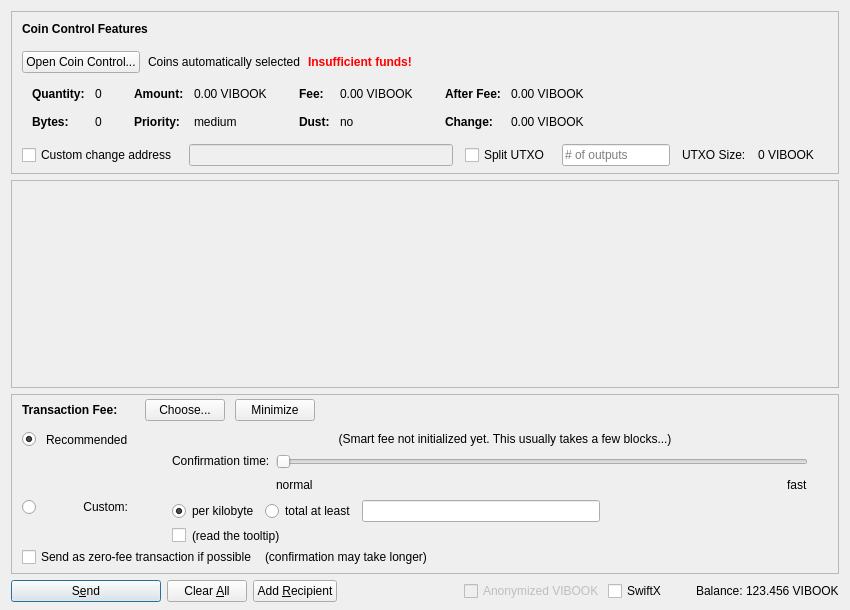
VibookCoin/vibook, file src/qt/forms/sendcoinsdialog.ui: the form before one commit.
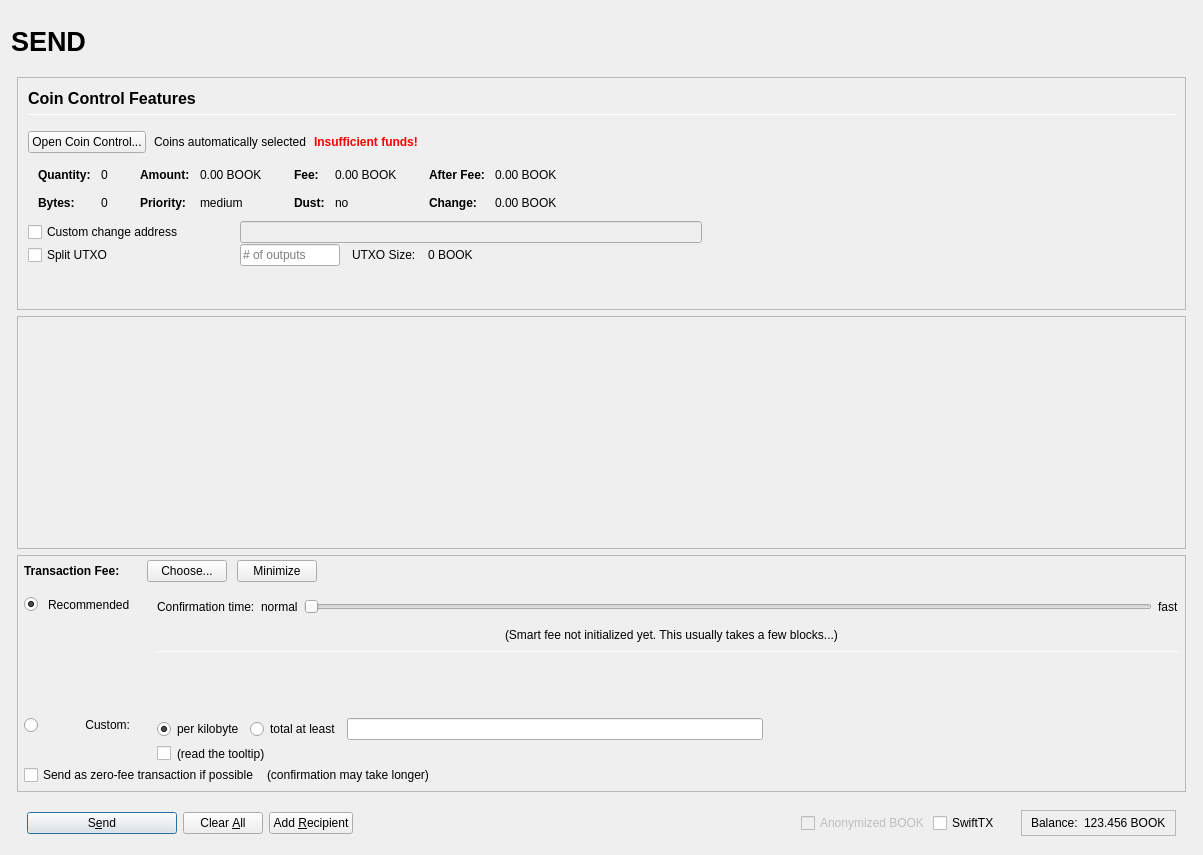
The form after the commit. Icons and pictures are not drawn. Custom widgets are drawn as their Qt base class.

What changed in the file:
```diff
--- a/src/qt/forms/sendcoinsdialog.ui
+++ b/src/qt/forms/sendcoinsdialog.ui
@@ -2,20 +2,152 @@
 <ui version="4.0">
  <class>SendCoinsDialog</class>
  <widget class="QDialog" name="SendCoinsDialog">
+  <property name="enabled">
+   <bool>true</bool>
+  </property>
   <property name="geometry">
    <rect>
     <x>0</x>
     <y>0</y>
-    <width>850</width>
-    <height>610</height>
+    <width>1203</width>
+    <height>855</height>
    </rect>
   </property>
   <property name="windowTitle">
    <string>Send Coins</string>
   </property>
-  <layout class="QVBoxLayout" name="verticalLayout" stretch="0,1,0,0">
+  <layout class="QVBoxLayout" name="verticalLayout_5">
+   <item>
+    <layout class="QVBoxLayout" name="verticalLayout_Master" stretch="0,1,0,0">
+     <property name="spacing">
+      <number>0</number>
+     </property>
+     <property name="leftMargin">
+      <number>0</number>
+     </property>
+     <property name="topMargin">
+      <number>0</number>
+     </property>
+     <property name="rightMargin">
+      <number>0</number>
+     </property>
    <property name="bottomMargin">
-    <number>8</number>
+      <number>0</number>
+     </property>
+     <item>
+      <widget class="QFrame" name="frame_Header">
+       <layout class="QVBoxLayout" name="verticalLayout_Header" stretch="0">
+        <property name="leftMargin">
+         <number>0</number>
+        </property>
+        <property name="topMargin">
+         <number>0</number>
+        </property>
+        <property name="rightMargin">
+         <number>0</number>
+        </property>
+        <property name="bottomMargin">
+         <number>0</number>
+        </property>
+        <item>
+         <layout class="QHBoxLayout" name="horizontalLayout_Header" stretch="1,0,1">
+          <property name="spacing">
+           <number>6</number>
+          </property>
+          <item>
+           <widget class="QLabel" name="labelOverviewHeaderLeft">
+            <property name="minimumSize">
+             <size>
+              <width>464</width>
+              <height>60</height>
+             </size>
+            </property>
+            <property name="maximumSize">
+             <size>
+              <width>16777215</width>
+              <height>60</height>
+             </size>
+            </property>
+            <property name="font">
+             <font>
+              <pointsize>20</pointsize>
+              <weight>75</weight>
+              <bold>true</bold>
+             </font>
+            </property>
+            <property name="text">
+             <string>SEND</string>
+            </property>
+            <property name="alignment">
+             <set>Qt::AlignLeading|Qt::AlignLeft|Qt::AlignVCenter</set>
+            </property>
+           </widget>
+          </item>
+          <item>
+           <spacer name="horizontalSpacer_Header">
+            <property name="orientation">
+             <enum>Qt::Horizontal</enum>
+            </property>
+            <property name="sizeHint" stdset="0">
+             <size>
+              <width>40</width>
+              <height>20</height>
+             </size>
+            </property>
+           </spacer>
+          </item>
+          <item>
+           <widget class="QLabel" name="labelOverviewHeaderRight">
+            <property name="minimumSize">
+             <size>
+              <width>464</width>
+              <height>60</height>
+             </size>
+            </property>
+            <property name="maximumSize">
+             <size>
+              <width>16777215</width>
+              <height>60</height>
+             </size>
+            </property>
+            <property name="font">
+             <font>
+              <pointsize>14</pointsize>
+             </font>
+            </property>
+            <property name="text">
+             <string/>
+            </property>
+            <property name="alignment">
+             <set>Qt::AlignRight|Qt::AlignTrailing|Qt::AlignVCenter</set>
+            </property>
+           </widget>
+          </item>
+         </layout>
+        </item>
+       </layout>
+      </widget>
+     </item>
+     <item>
+      <widget class="QFrame" name="frame_BG">
+       <property name="minimumSize">
+        <size>
+         <width>0</width>
+         <height>0</height>
+        </size>
+       </property>
+       <layout class="QVBoxLayout" name="layout_BG" stretch="0,0,0">
+        <property name="leftMargin">
+         <number>6</number>
+        </property>
+        <property name="topMargin">
+         <number>6</number>
+        </property>
+        <property name="rightMargin">
+         <number>6</number>
+        </property>
+        <property name="bottomMargin">
+         <number>0</number>
    </property>
    <item>
     <widget class="QFrame" name="frameCoinControl">
@@ -51,12 +183,13 @@
        <number>0</number>
       </property>
       <property name="bottomMargin">
-       <number>6</number>
+            <number>0</number>
       </property>
       <item>
-       <layout class="QVBoxLayout" name="verticalLayoutCoinControl" stretch="0,0,0,0,1">
+            <widget class="QFrame" name="frameCoinControl_BG">
+             <layout class="QVBoxLayout" name="verticalLayoutCoinControl" stretch="0,0,0,0,0,0">
         <property name="spacing">
-         <number>0</number>
+               <number>1</number>
         </property>
         <property name="leftMargin">
          <number>10</number>
@@ -70,6 +203,11 @@
            <number>15</number>
           </property>
           <item>
+                 <layout class="QVBoxLayout" name="verticalLayout_3">
+                  <property name="spacing">
+                   <number>6</number>
+                  </property>
+                  <item>
            <widget class="QLabel" name="labelCoinControlFeatures">
             <property name="sizePolicy">
              <sizepolicy hsizetype="Preferred" vsizetype="Maximum">
@@ -77,8 +215,15 @@
               <verstretch>0</verstretch>
              </sizepolicy>
             </property>
+                    <property name="minimumSize">
+                     <size>
+                      <width>0</width>
+                      <height>20</height>
+                     </size>
+                    </property>
             <property name="font">
              <font>
+                      <pointsize>12</pointsize>
               <weight>75</weight>
               <bold>true</bold>
              </font>
@@ -91,6 +236,27 @@
             </property>
            </widget>
           </item>
+                  <item>
+                   <widget class="Line" name="line">
+                    <property name="minimumSize">
+                     <size>
+                      <width>0</width>
+                      <height>1</height>
+                     </size>
+                    </property>
+                    <property name="maximumSize">
+                     <size>
+                      <width>16777215</width>
+                      <height>1</height>
+                     </size>
+                    </property>
+                    <property name="orientation">
+                     <enum>Qt::Horizontal</enum>
+                    </property>
+                   </widget>
+                  </item>
+                 </layout>
+                </item>
          </layout>
         </item>
         <item>
@@ -324,7 +490,7 @@
                   <enum>Qt::ActionsContextMenu</enum>
                  </property>
                  <property name="text">
-                  <string notr="true">0.00 VIBOOK</string>
+                        <string notr="true">0.00 BOOK</string>
                  </property>
                  <property name="textInteractionFlags">
                   <set>Qt::LinksAccessibleByMouse|Qt::TextSelectableByKeyboard|Qt::TextSelectableByMouse</set>
@@ -404,7 +570,7 @@
                   <enum>Qt::ActionsContextMenu</enum>
                  </property>
                  <property name="text">
-                  <string notr="true">0.00 VIBOOK</string>
+                        <string notr="true">0.00 BOOK</string>
                  </property>
                  <property name="textInteractionFlags">
                   <set>Qt::LinksAccessibleByMouse|Qt::TextSelectableByKeyboard|Qt::TextSelectableByMouse</set>
@@ -484,7 +650,7 @@
                   <enum>Qt::ActionsContextMenu</enum>
                  </property>
                  <property name="text">
-                  <string notr="true">0.00 VIBOOK</string>
+                        <string notr="true">0.00 BOOK</string>
                  </property>
                  <property name="textInteractionFlags">
                   <set>Qt::LinksAccessibleByMouse|Qt::TextSelectableByKeyboard|Qt::TextSelectableByMouse</set>
@@ -513,7 +679,7 @@
                   <enum>Qt::ActionsContextMenu</enum>
                  </property>
                  <property name="text">
-                  <string notr="true">0.00 VIBOOK</string>
+                        <string notr="true">0.00 BOOK</string>
                  </property>
                  <property name="textInteractionFlags">
                   <set>Qt::LinksAccessibleByMouse|Qt::TextSelectableByKeyboard|Qt::TextSelectableByMouse</set>
@@ -528,7 +694,7 @@
          </widget>
         </item>
         <item>
-         <layout class="QHBoxLayout" name="horizontalLayoutCoinControl4" stretch="0,0,0,0,0,0,0">
+               <layout class="QHBoxLayout" name="horizontalLayoutCoinControl4">
           <property name="spacing">
            <number>12</number>
           </property>
@@ -536,13 +702,31 @@
            <enum>QLayout::SetDefaultConstraint</enum>
           </property>
           <property name="topMargin">
-           <number>5</number>
+                 <number>0</number>
           </property>
           <property name="rightMargin">
-           <number>5</number>
+                 <number>0</number>
           </property>
           <item>
            <widget class="QCheckBox" name="checkBoxCoinControlChange">
+                  <property name="sizePolicy">
+                   <sizepolicy hsizetype="Preferred" vsizetype="Preferred">
+                    <horstretch>0</horstretch>
+                    <verstretch>0</verstretch>
+                   </sizepolicy>
+                  </property>
+                  <property name="minimumSize">
+                   <size>
+                    <width>200</width>
+                    <height>0</height>
+                   </size>
+                  </property>
+                  <property name="maximumSize">
+                   <size>
+                    <width>200</width>
+                    <height>16777215</height>
+                   </size>
+                  </property>
             <property name="toolTip">
              <string>If this is activated, but the change address is empty or invalid, change will be sent to a newly generated address.</string>
             </property>
@@ -557,15 +741,71 @@
              <bool>false</bool>
             </property>
             <property name="sizePolicy">
-             <sizepolicy hsizetype="Expanding" vsizetype="Fixed">
+                   <sizepolicy hsizetype="Preferred" vsizetype="Preferred">
               <horstretch>0</horstretch>
               <verstretch>0</verstretch>
              </sizepolicy>
             </property>
-           </widget>
-          </item>
+                  <property name="minimumSize">
+                   <size>
+                    <width>300</width>
+                    <height>0</height>
+                   </size>
+                  </property>
+                 </widget>
+                </item>
+                <item>
+                 <widget class="QLabel" name="labelCoinControlChangeLabel">
+                  <property name="sizePolicy">
+                   <sizepolicy hsizetype="Preferred" vsizetype="Preferred">
+                    <horstretch>0</horstretch>
+                    <verstretch>0</verstretch>
+                   </sizepolicy>
+                  </property>
+                  <property name="minimumSize">
+                   <size>
+                    <width>100</width>
+                    <height>0</height>
+                   </size>
+                  </property>
+                  <property name="text">
+                   <string/>
+                  </property>
+                  <property name="margin">
+                   <number>3</number>
+                  </property>
+                 </widget>
+                </item>
+               </layout>
+              </item>
+              <item>
+               <layout class="QHBoxLayout" name="horizontalLayoutCoinControl6">
+                <property name="spacing">
+                 <number>12</number>
+                </property>
+                <property name="rightMargin">
+                 <number>0</number>
+                </property>
           <item>
            <widget class="QCheckBox" name="splitBlockCheckBox">
+                  <property name="sizePolicy">
+                   <sizepolicy hsizetype="Preferred" vsizetype="Preferred">
+                    <horstretch>0</horstretch>
+                    <verstretch>0</verstretch>
+                   </sizepolicy>
+                  </property>
+                  <property name="minimumSize">
+                   <size>
+                    <width>200</width>
+                    <height>0</height>
+                   </size>
+                  </property>
+                  <property name="maximumSize">
+                   <size>
+                    <width>200</width>
+                    <height>16777215</height>
+                   </size>
+                  </property>
             <property name="text">
              <string>Split UTXO</string>
             </property>
@@ -574,11 +814,23 @@
           <item>
            <widget class="QLineEdit" name="splitBlockLineEdit">
             <property name="sizePolicy">
-             <sizepolicy hsizetype="Fixed" vsizetype="Fixed">
+                   <sizepolicy hsizetype="Preferred" vsizetype="Preferred">
               <horstretch>50</horstretch>
               <verstretch>0</verstretch>
              </sizepolicy>
             </property>
+                  <property name="minimumSize">
+                   <size>
+                    <width>100</width>
+                    <height>0</height>
+                   </size>
+                  </property>
+                  <property name="maximumSize">
+                   <size>
+                    <width>100</width>
+                    <height>16777215</height>
+                   </size>
+                  </property>
             <property name="placeholderText">
              <string># of outputs</string>
             </property>
@@ -594,31 +846,22 @@
           <item>
            <widget class="QLabel" name="labelBlockSize">
             <property name="text">
-             <string>0 VIBOOK</string>
+                   <string>0 BOOK</string>
             </property>
            </widget>
           </item>
           <item>
-           <widget class="QLabel" name="labelCoinControlChangeLabel">
-            <property name="sizePolicy">
-             <sizepolicy hsizetype="Preferred" vsizetype="Expanding">
-              <horstretch>0</horstretch>
-              <verstretch>0</verstretch>
-             </sizepolicy>
-            </property>
-            <property name="minimumSize">
+                 <spacer name="horizontalSpacer_7">
+                  <property name="orientation">
+                   <enum>Qt::Horizontal</enum>
+                  </property>
+                  <property name="sizeHint" stdset="0">
              <size>
-              <width>0</width>
-              <height>0</height>
-             </size>
-            </property>
-            <property name="text">
-             <string/>
-            </property>
-            <property name="margin">
-             <number>3</number>
-            </property>
-           </widget>
+                    <width>40</width>
+                    <height>20</height>
+                   </size>
+                  </property>
+                 </spacer>
           </item>
          </layout>
         </item>
@@ -636,6 +879,7 @@
          </spacer>
         </item>
        </layout>
+            </widget>
       </item>
      </layout>
     </widget>
@@ -650,11 +894,11 @@
        <rect>
         <x>0</x>
         <y>0</y>
-        <width>830</width>
-        <height>113</height>
-       </rect>
-      </property>
-      <layout class="QVBoxLayout" name="verticalLayout_2" stretch="0,1">
+             <width>1169</width>
+             <height>195</height>
+            </rect>
+           </property>
+           <layout class="QVBoxLayout" name="verticalLayout_2" stretch="0,0">
        <property name="leftMargin">
         <number>0</number>
        </property>
@@ -733,11 +977,14 @@
          <number>0</number>
         </property>
         <property name="leftMargin">
-         <number>10</number>
+              <number>6</number>
         </property>
         <property name="topMargin">
          <number>0</number>
         </property>
+             <property name="rightMargin">
+              <number>6</number>
+             </property>
         <item>
          <layout class="QHBoxLayout" name="horizontalLayoutFee1">
           <property name="bottomMargin">
@@ -879,7 +1126,61 @@
              <property name="verticalSpacing">
               <number>4</number>
              </property>
-             <item row="2" column="4">
+                  <item row="2" column="0">
+                   <layout class="QVBoxLayout" name="verticalLayoutFee4" stretch="0">
+                    <item>
+                     <spacer name="verticalSpacer_2">
+                      <property name="orientation">
+                       <enum>Qt::Vertical</enum>
+                      </property>
+                      <property name="sizeHint" stdset="0">
+                       <size>
+                        <width>1</width>
+                        <height>1</height>
+                       </size>
+                      </property>
+                     </spacer>
+                    </item>
+                   </layout>
+                  </item>
+                  <item row="3" column="0">
+                   <layout class="QVBoxLayout" name="verticalLayoutFee9" stretch="0,1">
+                    <item>
+                     <widget class="QRadioButton" name="radioCustomFee">
+                      <property name="text">
+                       <string/>
+                      </property>
+                      <attribute name="buttonGroup">
+                       <string notr="true">groupFee</string>
+                      </attribute>
+                     </widget>
+                    </item>
+                    <item>
+                     <spacer name="verticalSpacer_6">
+                      <property name="orientation">
+                       <enum>Qt::Vertical</enum>
+                      </property>
+                      <property name="sizeHint" stdset="0">
+                       <size>
+                        <width>1</width>
+                        <height>1</height>
+                       </size>
+                      </property>
+                     </spacer>
+                    </item>
+                   </layout>
+                  </item>
+                  <item row="3" column="1">
+                   <widget class="QLabel" name="labelCustomFee">
+                    <property name="text">
+                     <string>Custom:</string>
+                    </property>
+                    <property name="alignment">
+                     <set>Qt::AlignRight|Qt::AlignTop|Qt::AlignTrailing</set>
+                    </property>
+                   </widget>
+                  </item>
+                  <item row="3" column="4">
               <layout class="QVBoxLayout" name="verticalLayoutFee8">
                <property name="spacing">
                 <number>6</number>
@@ -978,80 +1279,27 @@
                </item>
               </layout>
              </item>
-             <item row="1" column="0">
-              <layout class="QVBoxLayout" name="verticalLayoutFee4" stretch="1">
-               <item>
-                <spacer name="verticalSpacer_2">
-                 <property name="orientation">
-                  <enum>Qt::Vertical</enum>
-                 </property>
-                 <property name="sizeHint" stdset="0">
-                  <size>
-                   <width>1</width>
-                   <height>1</height>
-                  </size>
-                 </property>
-                </spacer>
-               </item>
-              </layout>
-             </item>
-             <item row="2" column="0">
-              <layout class="QVBoxLayout" name="verticalLayoutFee9" stretch="0,1">
-               <item>
-                <widget class="QRadioButton" name="radioCustomFee">
+                  <item row="1" column="1">
+                   <widget class="QLabel" name="labelSmartFee_2">
                  <property name="text">
-                  <string/>
-                 </property>
-                 <attribute name="buttonGroup">
-                  <string notr="true">groupFee</string>
-                 </attribute>
-                </widget>
-               </item>
-               <item>
-                <spacer name="verticalSpacer_6">
-                 <property name="orientation">
-                  <enum>Qt::Vertical</enum>
-                 </property>
-                 <property name="sizeHint" stdset="0">
-                  <size>
-                   <width>1</width>
-                   <height>1</height>
-                  </size>
-                 </property>
-                </spacer>
-               </item>
-              </layout>
-             </item>
-             <item row="1" column="4">
-              <layout class="QVBoxLayout" name="verticalLayoutFee3" stretch="0,0,1">
+                     <string>Recommended</string>
+                    </property>
+                   </widget>
+                  </item>
+                  <item row="0" column="4" rowspan="3">
+                   <layout class="QVBoxLayout" name="verticalLayoutFee3" stretch="0,0,0,0,1,0">
                <property name="spacing">
                 <number>6</number>
                </property>
                <property name="topMargin">
                 <number>2</number>
                </property>
-               <item>
-                <layout class="QHBoxLayout" name="horizontalLayoutFee12">
-                 <item>
-                  <spacer name="horizontalSpacer_5">
-                   <property name="orientation">
-                    <enum>Qt::Horizontal</enum>
-                   </property>
-                   <property name="sizeHint" stdset="0">
-                    <size>
-                     <width>1</width>
-                     <height>1</height>
-                    </size>
-                   </property>
-                  </spacer>
-                 </item>
-                </layout>
-               </item>
+                    <property name="bottomMargin">
+                     <number>20</number>
+                    </property>
                <item>
                 <layout class="QHBoxLayout" name="horizontalLayoutFee9">
                  <item>
-                  <layout class="QVBoxLayout" name="verticalLayoutFee6">
-                   <item>
                     <widget class="QLabel" name="labelSmartFee3">
                      <property name="text">
                       <string>Confirmation time:</string>
@@ -1062,27 +1310,23 @@
                     </widget>
                    </item>
                    <item>
-                    <spacer name="verticalSpacer_3">
-                     <property name="orientation">
-                      <enum>Qt::Vertical</enum>
-                     </property>
-                     <property name="sizeHint" stdset="0">
-                      <size>
-                       <width>1</width>
-                       <height>1</height>
-                      </size>
-                     </property>
-                    </spacer>
-                   </item>
-                  </layout>
-                 </item>
-                 <item>
-                  <layout class="QVBoxLayout" name="verticalLayoutFee5">
-                   <property name="rightMargin">
-                    <number>30</number>
-                   </property>
+                       <widget class="QLabel" name="labelSmartFeeNormal">
+                        <property name="text">
+                         <string>normal</string>
+                        </property>
+                        <property name="margin">
+                         <number>2</number>
+                        </property>
+                       </widget>
+                      </item>
                    <item>
                     <widget class="QSlider" name="sliderSmartFee">
+                        <property name="minimumSize">
+                         <size>
+                          <width>0</width>
+                          <height>24</height>
+                         </size>
+                        </property>
                      <property name="minimum">
                       <number>0</number>
                      </property>
@@ -1110,28 +1354,6 @@
                     </widget>
                    </item>
                    <item>
-                    <layout class="QHBoxLayout" name="horizontalLayoutFee10">
-                     <item>
-                      <widget class="QLabel" name="labelSmartFeeNormal">
-                       <property name="text">
-                        <string>normal</string>
-                       </property>
-                      </widget>
-                     </item>
-                     <item>
-                      <spacer name="horizontalSpacer_3">
-                       <property name="orientation">
-                        <enum>Qt::Horizontal</enum>
-                       </property>
-                       <property name="sizeHint" stdset="0">
-                        <size>
-                         <width>40</width>
-                         <height>20</height>
-                        </size>
-                       </property>
-                      </spacer>
-                     </item>
-                     <item>
                       <widget class="QLabel" name="labelSmartFeeFast">
                        <property name="text">
                         <string>fast</string>
@@ -1140,81 +1362,148 @@
                      </item>
                     </layout>
                    </item>
-                  </layout>
-                 </item>
-                </layout>
-               </item>
                <item>
-                <spacer name="verticalSpacer_4">
+                     <layout class="QHBoxLayout" name="horizontalLayout_recommended_texts">
+                      <property name="spacing">
+                       <number>0</number>
+                      </property>
+                      <item>
+                       <spacer name="horizontalSpacer_8">
                  <property name="orientation">
-                  <enum>Qt::Vertical</enum>
+                         <enum>Qt::Horizontal</enum>
                  </property>
                  <property name="sizeHint" stdset="0">
                   <size>
-                   <width>1</width>
-                   <height>1</height>
+                          <width>40</width>
+                          <height>20</height>
                   </size>
                  </property>
                 </spacer>
                </item>
-              </layout>
-             </item>
-             <item row="0" column="1">
-              <widget class="QLabel" name="labelSmartFee_2">
-               <property name="text">
-                <string>Recommended</string>
-               </property>
-              </widget>
-             </item>
-             <item row="0" column="0">
-              <widget class="QRadioButton" name="radioSmartFee">
-               <property name="text">
-                <string/>
-               </property>
-               <property name="checked">
-                <bool>true</bool>
-               </property>
-               <attribute name="buttonGroup">
-                <string notr="true">groupFee</string>
-               </attribute>
-              </widget>
-             </item>
-             <item row="2" column="1">
-              <widget class="QLabel" name="labelCustomFee">
-               <property name="text">
-                <string>Custom:</string>
-               </property>
-               <property name="alignment">
-                <set>Qt::AlignRight|Qt::AlignTop|Qt::AlignTrailing</set>
-               </property>
-              </widget>
-             </item>
-             <item row="0" column="2">
-              <widget class="QLabel" name="labelSmartFee">
-               <property name="text">
-                <string/>
-               </property>
-               <property name="margin">
-                <number>2</number>
-               </property>
-              </widget>
-             </item>
-             <item row="0" column="3">
+                      <item>
               <widget class="QLabel" name="labelFeeEstimation">
                <property name="text">
                 <string/>
                </property>
-              </widget>
-             </item>
-             <item row="0" column="4">
+                        <property name="margin">
+                         <number>2</number>
+                        </property>
+                       </widget>
+                      </item>
+                      <item>
               <widget class="QLabel" name="labelSmartFee2">
                <property name="text">
                 <string>(Smart fee not initialized yet. This usually takes a few blocks...)</string>
                </property>
                <property name="alignment">
-                <set>Qt::AlignHCenter</set>
+                         <set>Qt::AlignLeading|Qt::AlignLeft|Qt::AlignVCenter</set>
                </property>
                <property name="wordWrap">
+                         <bool>false</bool>
+                        </property>
+                        <property name="margin">
+                         <number>2</number>
+                        </property>
+                        <property name="indent">
+                         <number>-1</number>
+                        </property>
+                       </widget>
+                      </item>
+                      <item>
+                       <spacer name="horizontalSpacer_3">
+                        <property name="orientation">
+                         <enum>Qt::Horizontal</enum>
+                        </property>
+                        <property name="sizeHint" stdset="0">
+                         <size>
+                          <width>40</width>
+                          <height>20</height>
+                         </size>
+                        </property>
+                       </spacer>
+                      </item>
+                     </layout>
+                    </item>
+                    <item>
+                     <widget class="Line" name="line_2">
+                      <property name="minimumSize">
+                       <size>
+                        <width>0</width>
+                        <height>1</height>
+                       </size>
+                      </property>
+                      <property name="maximumSize">
+                       <size>
+                        <width>16777215</width>
+                        <height>1</height>
+                       </size>
+                      </property>
+                      <property name="orientation">
+                       <enum>Qt::Horizontal</enum>
+                      </property>
+                     </widget>
+                    </item>
+                    <item>
+                     <layout class="QHBoxLayout" name="horizontalLayoutFee12">
+                      <item>
+                       <spacer name="horizontalSpacer_5">
+                        <property name="orientation">
+                         <enum>Qt::Horizontal</enum>
+                        </property>
+                        <property name="sizeHint" stdset="0">
+                         <size>
+                          <width>1</width>
+                          <height>1</height>
+                         </size>
+                        </property>
+                       </spacer>
+                      </item>
+                     </layout>
+                    </item>
+                    <item>
+                     <spacer name="verticalSpacer_4">
+                      <property name="orientation">
+                       <enum>Qt::Vertical</enum>
+                      </property>
+                      <property name="sizeHint" stdset="0">
+                       <size>
+                        <width>1</width>
+                        <height>1</height>
+                       </size>
+                      </property>
+                     </spacer>
+                    </item>
+                    <item>
+                     <spacer name="verticalSpacer_3">
+                      <property name="orientation">
+                       <enum>Qt::Vertical</enum>
+                      </property>
+                      <property name="sizeHint" stdset="0">
+                       <size>
+                        <width>20</width>
+                        <height>40</height>
+                       </size>
+                      </property>
+                     </spacer>
+                    </item>
+                   </layout>
+                  </item>
+                  <item row="1" column="2">
+                   <widget class="QLabel" name="labelSmartFee">
+                    <property name="text">
+                     <string/>
+                    </property>
+                    <property name="margin">
+                     <number>2</number>
+                    </property>
+                   </widget>
+                  </item>
+                  <item row="1" column="0">
+                   <widget class="QRadioButton" name="radioSmartFee">
+                    <property name="text">
+                     <string/>
+                    </property>
+                    <property name="checked">
                 <bool>true</bool>
                </property>
                <property name="margin">
@@ -1298,8 +1587,42 @@
      </layout>
     </widget>
    </item>
+       </layout>
+      </widget>
+     </item>
    <item>
+      <spacer name="verticalSpacer_7">
+       <property name="orientation">
+        <enum>Qt::Vertical</enum>
+       </property>
+       <property name="sizeType">
+        <enum>QSizePolicy::Fixed</enum>
+       </property>
+       <property name="sizeHint" stdset="0">
+        <size>
+         <width>20</width>
+         <height>10</height>
+        </size>
+       </property>
+      </spacer>
+     </item>
+     <item>
+      <layout class="QVBoxLayout" name="verticalLayout">
+       <property name="leftMargin">
+        <number>7</number>
+       </property>
+       <property name="rightMargin">
+        <number>7</number>
+       </property>
+       <item>
+        <widget class="QFrame" name="frame_Send">
     <layout class="QHBoxLayout" name="horizontalLayout">
+          <property name="topMargin">
+           <number>4</number>
+          </property>
+          <property name="bottomMargin">
+           <number>4</number>
+          </property>
      <item>
       <widget class="QPushButton" name="sendButton">
        <property name="minimumSize">
@@ -1371,6 +1694,9 @@
        <property name="orientation">
         <enum>Qt::Horizontal</enum>
        </property>
+            <property name="sizeType">
+             <enum>QSizePolicy::MinimumExpanding</enum>
+            </property>
        <property name="sizeHint" stdset="0">
         <size>
          <width>40</width>
@@ -1384,13 +1710,35 @@
        <property name="spacing">
         <number>3</number>
        </property>
+            <property name="topMargin">
+             <number>4</number>
+            </property>
+            <property name="bottomMargin">
+             <number>4</number>
+            </property>
+            <item>
+             <spacer name="horizontalSpacer_9">
+              <property name="orientation">
+               <enum>Qt::Horizontal</enum>
+              </property>
+              <property name="sizeType">
+               <enum>QSizePolicy::Fixed</enum>
+              </property>
+              <property name="sizeHint" stdset="0">
+               <size>
+                <width>7</width>
+                <height>20</height>
+               </size>
+              </property>
+             </spacer>
+            </item>
        <item>
         <widget class="QCheckBox" name="checkzBOOK">
          <property name="enabled">
           <bool>false</bool>
          </property>
          <property name="text">
-          <string>Anonymized VIBOOK</string>
+               <string>Anonymized BOOK</string>
          </property>
         </widget>
        </item>
@@ -1406,10 +1754,27 @@
           </size>
          </property>
          <property name="text">
-          <string>SwiftX</string>
+               <string>SwiftTX</string>
          </property>
         </widget>
        </item>
+            <item>
+             <layout class="QVBoxLayout" name="verticalLayout_4">
+              <item>
+               <widget class="QFrame" name="frame_balance">
+                <property name="frameShape">
+                 <enum>QFrame::StyledPanel</enum>
+                </property>
+                <property name="frameShadow">
+                 <enum>QFrame::Raised</enum>
+                </property>
+                <layout class="QHBoxLayout" name="horizontalLayout_3">
+                 <property name="topMargin">
+                  <number>5</number>
+                 </property>
+                 <property name="bottomMargin">
+                  <number>5</number>
+                 </property>
        <item>
         <widget class="QLabel" name="label">
          <property name="text">
@@ -1420,7 +1785,7 @@
        <item>
         <widget class="QLabel" name="labelBalance">
          <property name="sizePolicy">
-          <sizepolicy hsizetype="Preferred" vsizetype="Fixed">
+                    <sizepolicy hsizetype="Preferred" vsizetype="Preferred">
            <horstretch>0</horstretch>
            <verstretch>0</verstretch>
           </sizepolicy>
@@ -1429,11 +1794,21 @@
           <cursorShape>IBeamCursor</cursorShape>
          </property>
          <property name="text">
-          <string notr="true">123.456 VIBOOK</string>
+                    <string notr="true">123.456 BOOK</string>
          </property>
          <property name="textInteractionFlags">
           <set>Qt::LinksAccessibleByMouse|Qt::TextSelectableByKeyboard|Qt::TextSelectableByMouse</set>
          </property>
+                  </widget>
+                 </item>
+                </layout>
+               </widget>
+              </item>
+             </layout>
+            </item>
+           </layout>
+          </item>
+         </layout>
         </widget>
        </item>
       </layout>
```
Left out of the diff: 14 changed lines with no effect on the pictures. Lines whose indentation alone changed are shown as unchanged.
